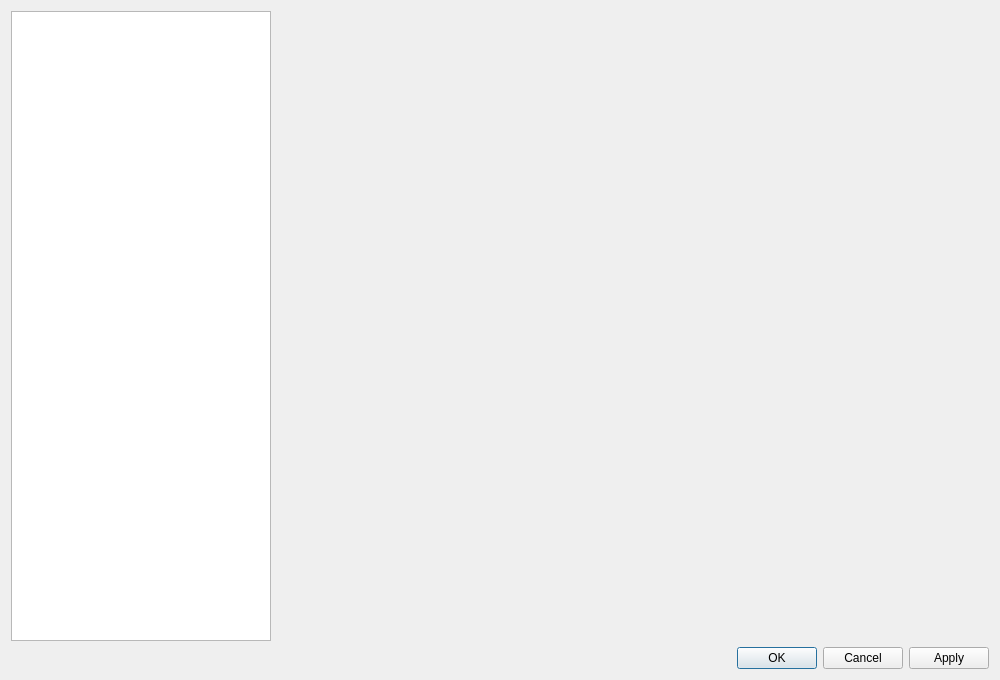
First picture: the form in src/librssguard/gui/dialogs/formsettings.ui, repository norbusan/rssguard-debian, before the edit.
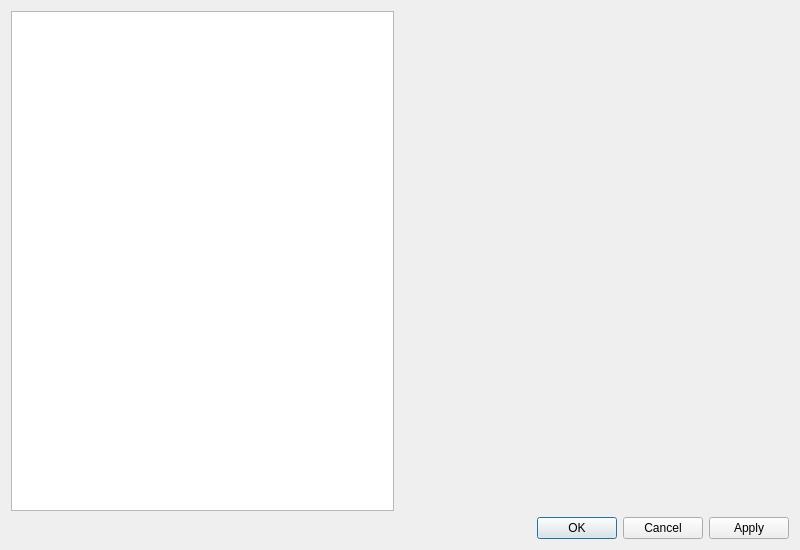
Second picture: the form after the edit.

What changed in the file:
```diff
--- a/src/librssguard/gui/dialogs/formsettings.ui
+++ b/src/librssguard/gui/dialogs/formsettings.ui
@@ -6,8 +6,8 @@
    <rect>
     <x>0</x>
     <y>0</y>
-    <width>1000</width>
-    <height>680</height>
+    <width>800</width>
+    <height>550</height>
    </rect>
   </property>
   <property name="windowTitle">
@@ -16,18 +16,6 @@
   <layout class="QGridLayout" name="gridLayout">
    <item row="0" column="0">
     <widget class="QListWidget" name="m_listSettings">
-     <property name="minimumSize">
-      <size>
-       <width>260</width>
-       <height>0</height>
-      </size>
-     </property>
-     <property name="maximumSize">
-      <size>
-       <width>260</width>
-       <height>16777215</height>
-      </size>
-     </property>
      <property name="showDropIndicator" stdset="0">
       <bool>false</bool>
      </property>
```
Left out of the diff: 14 changed lines with no effect on the pictures.
